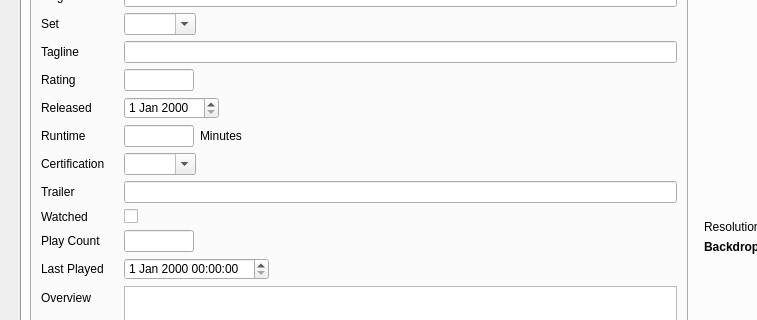
Komet/MediaElch, file MovieWidget.ui: the form before one commit; both pictures show x 0 to 757 and y 155 to 475 of the 934 by 804 pixel window.
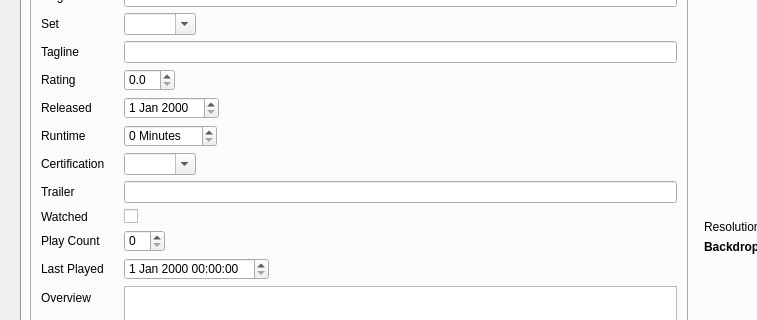
The form after the commit. Icons and pictures are not drawn. Custom widgets are drawn as their Qt base class.

```diff
--- a/MovieWidget.ui
+++ b/MovieWidget.ui
@@ -140,16 +140,6 @@
                 </property>
                </widget>
               </item>
-              <item row="6" column="1">
-               <widget class="QLineEdit" name="rating">
-                <property name="maximumSize">
-                 <size>
-                  <width>70</width>
-                  <height>16777215</height>
-                 </size>
-                </property>
-               </widget>
-              </item>
               <item row="7" column="0">
                <widget class="QLabel" name="label_5">
                 <property name="text">
@@ -194,16 +184,6 @@
                 </property>
                </widget>
               </item>
-              <item row="13" column="1">
-               <widget class="QLineEdit" name="playcount">
-                <property name="maximumSize">
-                 <size>
-                  <width>70</width>
-                  <height>16777215</height>
-                 </size>
-                </property>
-               </widget>
-              </item>
               <item row="14" column="0">
                <widget class="QLabel" name="label_11">
                 <property name="text">
@@ -238,27 +218,6 @@
                 </property>
                </widget>
               </item>
-              <item row="8" column="1">
-               <layout class="QHBoxLayout" name="horizontalLayout" stretch="0,1">
-                <item>
-                 <widget class="QLineEdit" name="runtime">
-                  <property name="maximumSize">
-                   <size>
-                    <width>70</width>
-                    <height>16777215</height>
-                   </size>
-                  </property>
-                 </widget>
-                </item>
-                <item>
-                 <widget class="QLabel" name="label_21">
-                  <property name="text">
-                   <string>Minutes</string>
-                  </property>
-                 </widget>
-                </item>
-               </layout>
-              </item>
               <item row="8" column="0">
                <widget class="QLabel" name="label_7">
                 <property name="text">
@@ -266,6 +225,33 @@
                 </property>
                </widget>
               </item>
+              <item row="13" column="1">
+               <widget class="QSpinBox" name="playcount">
+                <property name="maximum">
+                 <number>99</number>
+                </property>
+               </widget>
+              </item>
+              <item row="6" column="1">
+               <widget class="QDoubleSpinBox" name="rating">
+                <property name="decimals">
+                 <number>1</number>
+                </property>
+                <property name="maximum">
+                 <double>10.000000000000000</double>
+                </property>
+               </widget>
+              </item>
+              <item row="8" column="1">
+               <widget class="QSpinBox" name="runtime">
+                <property name="suffix">
+                 <string> Minutes</string>
+                </property>
+                <property name="maximum">
+                 <number>999</number>
+                </property>
+               </widget>
+              </item>
              </layout>
             </item>
            </layout>
```
